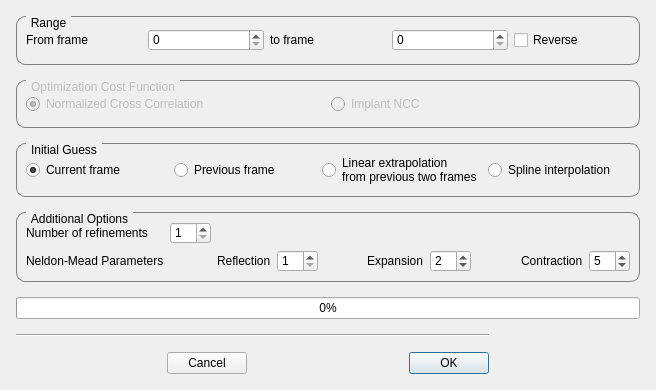
Before: the Qt Designer form autoscoper/src/ui/ui-files/TrackingOptionsDialog.ui in BrownBiomechanics/Autoscoper, drawn with Qt 5.
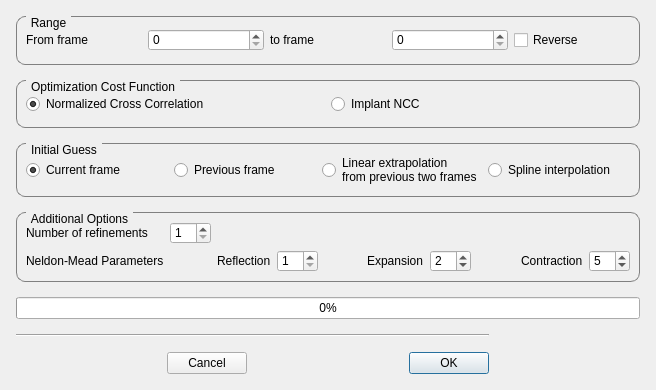
After: the same form once the commit is applied.

Commit message: Fixed the swap between Cost Functions in the ui. Now we can have both implant (JointTrack method) and ncc cost function.

Patch:
```diff
--- a/autoscoper/src/ui/ui-files/TrackingOptionsDialog.ui
+++ b/autoscoper/src/ui/ui-files/TrackingOptionsDialog.ui
@@ -452,7 +452,7 @@
      <item row="1" column="0" colspan="5">
       <widget class="QGroupBox" name="groupBox_4">
        <property name="enabled">
-        <bool>false</bool>
+        <bool>true</bool>
        </property>
        <property name="styleSheet">
         <string notr="true">QGroupBox {
```
The commit also changes 3 other files.
